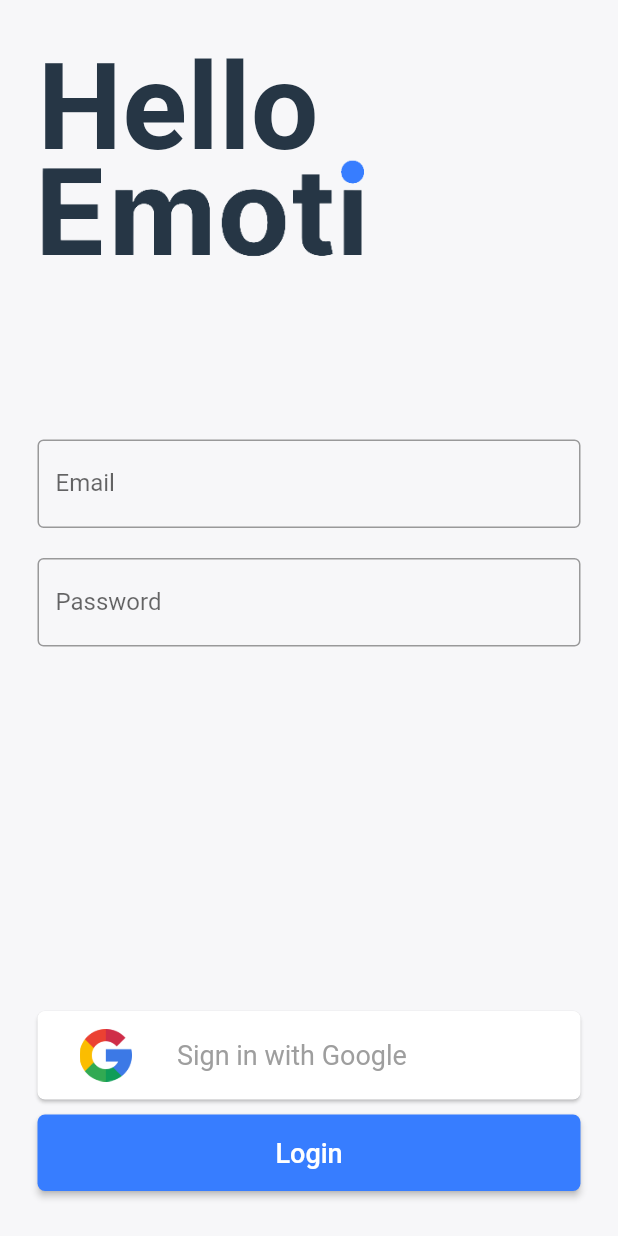
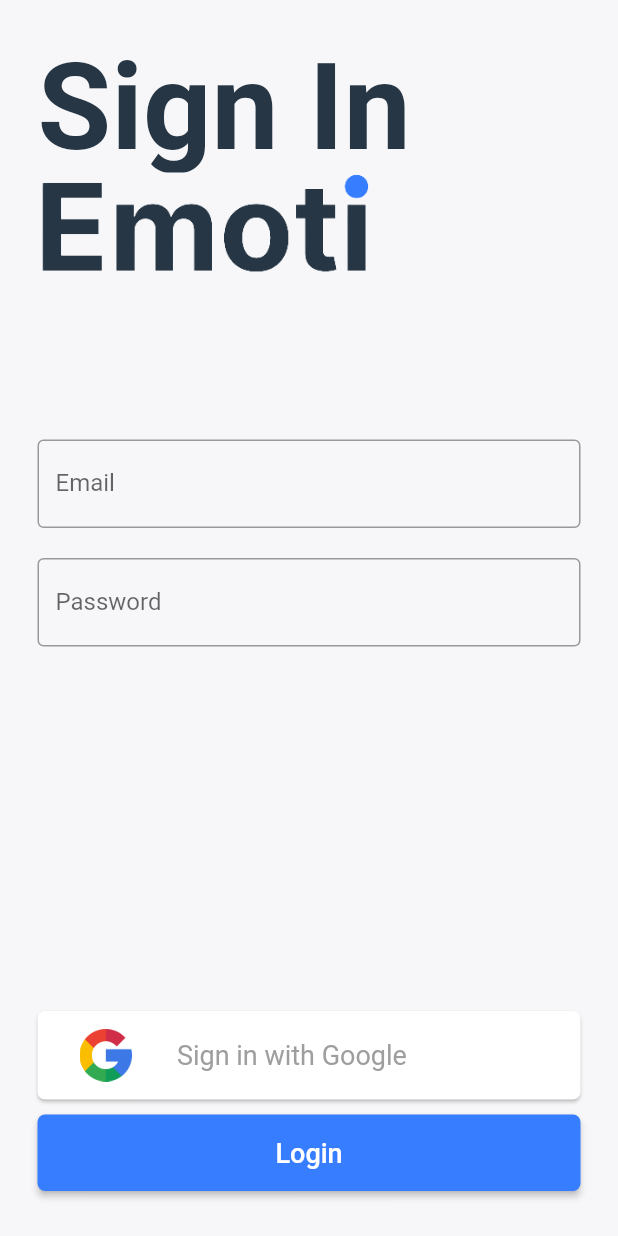
Before and after one commit to kumaskano1-edu/EmotiMessenger, a Flutter app: the screen it shows after launch, on a phone screen of 412 x 824 dp. Run offline on Flutter 3.47's test engine with Material 2 defaults, Android fonts, the phone set to English and light mode, and no system bars.

Commit message:
login, register ui finished, components created

```diff
--- a/lib/main.dart
+++ b/lib/main.dart
@@ -1,8 +1,8 @@
 import 'package:flutter/material.dart';
 import 'package:messenger/constants.dart';
 import 'package:messenger/screens/Dashboard.dart';
-import 'package:messenger/screens/auth/Authentication.dart';
-import 'package:messenger/screens/auth/DefaultScreenAuth.dart';
+import 'package:messenger/screens/auth/LoginScreen.dart';
+import 'package:messenger/screens/auth/SignUpScreen.dart';
 
 
 void main() {
@@ -15,14 +15,15 @@ class MyApp extends StatelessWidget {
   Widget build(BuildContext context) {
     return MaterialApp(
       debugShowCheckedModeBanner: false,
-      initialRoute: '/authentication',
+      initialRoute: '/login',
       theme: ThemeData(
         primaryColor: Blue,
         scaffoldBackgroundColor: White
       ),
       routes: {
-        '/authentication': (context) =>  Authentication(),
-        '/dashboard': (context) => Dashboard()
+        '/login': (context) =>  LoginScreen(),
+        '/dashboard': (context) => Dashboard(),
+        '/register': (context) => SignUpScreen()
       },
     );
   }
--- a/lib/screens/auth/Authentication.dart
+++ /dev/null
@@ -1,139 +0,0 @@
-import 'package:flutter/material.dart';
-import 'package:messenger/constants.dart';
-import 'package:messenger/screens/auth/IntroScreen.dart';
-
-/*checking the authenticated users
-* redirecting between screens */
-Widget TitleLarge(String text) => Container(
-  height: 80,
-      width: 220,
-      child: Text(
-        text ?? "Unknown Text",
-        style: TextStyle(
-            fontSize: 80.0, fontWeight: FontWeight.bold, color: Black),
-      ),
-    );
-Widget ImageLogo(logo) => Container(
-  width: 220,
-  child: Image(
-    height: 70,
-    image: AssetImage("assets/images/LogoMain.png")
-  )
-);
-Widget InputForms(String placholder, String label) => Container(
-      padding: EdgeInsets.symmetric(vertical: 10),
-      child: TextField(
-        decoration: InputDecoration(
-          border: OutlineInputBorder(),
-          labelText: label,
-          hintText: placholder,
-        ),
-      ),
-    );
-
-Widget GoogleSignButton() => Container(
-      padding: EdgeInsets.symmetric(vertical: 5),
-      child: RaisedButton(
-        color: Colors.white,
-        elevation: 1,
-        onPressed: () {},
-        shape: RoundedRectangleBorder(borderRadius: BorderRadius.circular(5)),
-        highlightElevation: 0,
-        child: Padding(
-          padding: EdgeInsets.all(12),
-          child: Row(
-            children: <Widget>[
-              Image(
-                  image: AssetImage('assets/icons/socialAuth/google.png'),
-                  height: 35.0),
-              SizedBox(
-                width: 30,
-              ),
-              Text(
-                'Sign in with Google',
-                style: TextStyle(
-                  fontWeight: FontWeight.normal,
-                  fontSize: 18,
-                  color: Colors.grey,
-                ),
-              )
-            ],
-          ),
-        ),
-      ),
-    );
-
-Widget Button(String text) => Container(
-    padding: EdgeInsets.symmetric(vertical: 5),
-    width: double.infinity,
-    child: RaisedButton(
-      color: Blue,
-      elevation: 2,
-      onPressed: () {},
-      shape: RoundedRectangleBorder(borderRadius: BorderRadius.circular(5)),
-      highlightElevation: 0,
-      child: Padding(
-        padding: EdgeInsets.all(15),
-        child: Text(
-          text,
-          style: TextStyle(
-            fontSize: 18,
-            color: Colors.white,
-          ),
-        ),
-      ),
-    ));
-
-class Authentication extends StatefulWidget {
-  @override
-  _AuthenticationState createState() => _AuthenticationState();
-}
-
-class _AuthenticationState extends State<Authentication> {
-  @override
-  Widget build(BuildContext context) {
-    return Scaffold(
-        resizeToAvoidBottomPadding: false,
-        body: SafeArea(
-            child: Padding(
-          padding: EdgeInsets.all(25),
-          child: Column(
-              mainAxisSize: MainAxisSize.max,
-              mainAxisAlignment: MainAxisAlignment.spaceBetween,
-              crossAxisAlignment: CrossAxisAlignment.stretch,
-              children: <Widget>[
-                Expanded(
-                    child: Container(
-                  child: Column(
-                    children: [
-                      Row(
-                        children: [
-                          Column(
-                            children: <Widget>[
-                              TitleLarge("Hello"),
-                              ImageLogo(null),
-                            ],
-                          ),
-                        ],
-                      ),
-                    ],
-                  ),
-                )),
-                Expanded(
-                    child: Column(
-                  crossAxisAlignment: CrossAxisAlignment.center,
-                  children: <Widget>[
-                    InputForms("Please Input Your Name", "Email"),
-                    InputForms("Please Input Your Password", "Password")
-                  ],
-                )),
-                Expanded(
-                    child: Column(
-                  mainAxisSize: MainAxisSize.max,
-                  mainAxisAlignment: MainAxisAlignment.end,
-                  children: <Widget>[GoogleSignButton(), Button("Login")],
-                ))
-              ]),
-        )));
-  }
-}
--- /dev/null
+++ b/lib/screens/auth/LoginScreen.dart
@@ -0,0 +1,75 @@
+import 'package:flutter/material.dart';
+import 'package:messenger/constants.dart';
+import 'package:messenger/screens/auth/IntroScreen.dart';
+import 'package:messenger/widgets/buttons/Buttons.dart';
+import 'package:messenger/widgets/interaction/Inputs.dart';
+
+/*checking the authenticated users
+* redirecting between screens */
+Widget TitleLarge(String text) => Container(
+      height: 90,
+      child: Text(
+        text ?? "Unknown Text",
+        style: TextStyle(
+            fontSize: 80.0, fontWeight: FontWeight.bold, color: Black),
+      ),
+    );
+Widget ImageLogo(logo) => Container(
+  child: Image(
+    height: 70,
+    image: AssetImage("assets/images/LogoMain.png")
+  )
+);
+class LoginScreen extends StatefulWidget {
+  @override
+  _LoginScreenState createState() => _LoginScreenState();
+}
+
+class _LoginScreenState extends State<LoginScreen> {
+  @override
+  Widget build(BuildContext context) {
+    return Scaffold(
+        resizeToAvoidBottomPadding: false,
+        body: SafeArea(
+            child: Padding(
+          padding: EdgeInsets.all(25),
+          child: Column(
+              mainAxisSize: MainAxisSize.max,
+              mainAxisAlignment: MainAxisAlignment.spaceBetween,
+              crossAxisAlignment: CrossAxisAlignment.stretch,
+              children: <Widget>[
+                Expanded(
+                    child: Container(
+                  child: Column(
+                    children: [
+                      Row(
+                        children: [
+                          Column(
+                            crossAxisAlignment: CrossAxisAlignment.start,
+                            children: <Widget>[
+                              TitleLarge("Sign In"),
+                              ImageLogo(null)
+                            ],
+                          ),
+                        ],
+                      ),
+                    ],
+                  ),
+                )),
+                Expanded(
+                    child: Column(
+                  crossAxisAlignment: CrossAxisAlignment.center,
+                  children: <Widget>[
+                    FlatInputField(label: "Email", placeholder: "Please Input Email",),
+                    FlatInputField(label: "Password", placeholder: "Please Type Password",),
+                  ],
+                )),
+                Expanded(
+                    child: Column(
+                  mainAxisSize: MainAxisSize.max,
+                  mainAxisAlignment: MainAxisAlignment.end,
+                  children: <Widget>[GoogleSignIn(), PrimaryButton(text: "Login")],                ))
+              ]),
+        )));
+  }
+}
--- /dev/null
+++ b/lib/widgets/buttons/Buttons.dart
@@ -0,0 +1,68 @@
+import 'package:flutter/material.dart';
+
+import '../../constants.dart';
+
+class PrimaryButton extends StatelessWidget {
+  final String text;
+
+  PrimaryButton({this.text});
+  @override
+  Widget build(BuildContext context) {
+    return Container(
+        padding: EdgeInsets.symmetric(vertical: 5),
+        width: double.infinity,
+        child: RaisedButton(
+          color: Blue,
+          elevation: 2,
+          onPressed: () {},
+          shape: RoundedRectangleBorder(borderRadius: BorderRadius.circular(5)),
+          highlightElevation: 0,
+          child: Padding(
+            padding: EdgeInsets.all(15),
+            child: Text(
+              text,
+              style: TextStyle(
+                fontSize: 18,
+                color: Colors.white,
+              ),
+            ),
+          ),
+        ));;
+  }
+}
+class GoogleSignIn extends StatelessWidget {
+  @override
+  Widget build(BuildContext context) {
+    return Container(
+      padding: EdgeInsets.symmetric(vertical: 5),
+      child: RaisedButton(
+        color: Colors.white,
+        elevation: 1,
+        onPressed: () {},
+        shape: RoundedRectangleBorder(borderRadius: BorderRadius.circular(5)),
+        highlightElevation: 0,
+        child: Padding(
+          padding: EdgeInsets.all(12),
+          child: Row(
+            children: <Widget>[
+              Image(
+                  image: AssetImage('assets/icons/socialAuth/google.png'),
+                  height: 35.0),
+              SizedBox(
+                width: 30,
+              ),
+              Text(
+                'Sign in with Google',
+                style: TextStyle(
+                  fontWeight: FontWeight.normal,
+                  fontSize: 18,
+                  color: Colors.grey,
+                ),
+              )
+            ],
+          ),
+        ),
+      ),
+    );;
+  }
+}
--- /dev/null
+++ b/lib/widgets/interaction/Inputs.dart
@@ -0,0 +1,21 @@
+import 'package:flutter/material.dart';
+
+class FlatInputField extends StatelessWidget {
+  final String label;
+  final String placeholder;
+  FlatInputField({this.label, this.placeholder});
+
+  @override
+  Widget build(BuildContext context) {
+    return Container(
+      padding: EdgeInsets.symmetric(vertical: 10),
+      child: TextField(
+        decoration: InputDecoration(
+          border: OutlineInputBorder(),
+          labelText: label,
+          hintText: placeholder,
+        ),
+      ),
+    );;
+  }
+}
```
Also changed, not shown: lib/screens/auth/DefaultScreenAuth.dart (deleted, +0 -17 lines), lib/screens/auth/SignUpScreen.dart (added, +79 -0 lines), 1 other file.
